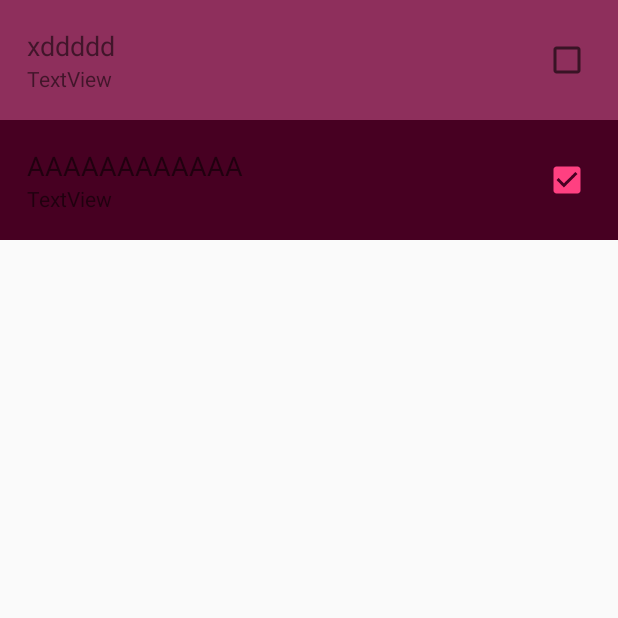
After one commit to monarezio/brno_hackathon, an Android app: the TrashesActivity screen opened directly, with no data from a screen before it, on a phone screen of 412 x 824 dp, the top half of it. The commit adds this screen. Run offline under Robolectric (Android 15) with nearby library versions, the phone set to English and light mode, and no system bars; our stand-ins replace ButterKnife; 1 statement that could not run was skipped.

Commit message:
List of trashbins

```diff
--- a/android/app/build.gradle
+++ b/android/app/build.gradle
@@ -33,7 +33,7 @@ dependencies {
         exclude group: 'com.android.support', module: 'support-annotations'
     })
 
-
+    compile 'com.android.support:recyclerview-v7:25.3.1'
     compile 'com.android.support:appcompat-v7:25.3.1'
     compile 'com.android.support.constraint:constraint-layout:1.0.2'
     compile 'info.android15.nucleus:nucleus:4.0.0'
--- /dev/null
+++ b/android/app/src/main/java/cz/guided/smarttrash/domain/Trash.java
@@ -0,0 +1,26 @@
+package cz.guided.smarttrash.domain;
+
+public class Trash {
+
+    private String mac;
+    private int percentage;
+    private boolean finished;
+
+    public Trash(String mac, int percentage, boolean finished) {
+        this.mac = mac;
+        this.percentage = percentage;
+        this.finished = finished;
+    }
+
+    public String getMac() {
+        return mac;
+    }
+
+    public int getPercentage() {
+        return percentage;
+    }
+
+    public boolean isFinished() {
+        return finished;
+    }
+}
--- a/android/app/src/main/java/cz/guided/smarttrash/presentation/MainPresenter.java
+++ /dev/null
@@ -1,12 +0,0 @@
-package cz.guided.smarttrash.presentation;
-
-import android.os.Bundle;
-
-public class MainPresenter extends Presenter<MainView> {
-
-    @Override
-    protected void onCreate(Bundle savedState) {
-        super.onCreate(savedState);
-    }
-
-}
--- a/android/app/src/main/java/cz/guided/smarttrash/presentation/MainView.java
+++ /dev/null
@@ -1,5 +0,0 @@
-package cz.guided.smarttrash.presentation;
-
-interface MainView {
-    void login(String email, String pass);
-}
--- a/android/app/src/main/java/cz/guided/smarttrash/presentation/MainActivity.java
+++ b/android/app/src/main/java/cz/guided/smarttrash/presentation/main/MainActivity.java
@@ -1,24 +1,21 @@
-package cz.guided.smarttrash.presentation;
+package cz.guided.smarttrash.presentation.main;
 
-import android.support.annotation.NonNull;
-import android.support.v7.app.AppCompatActivity;
+import android.content.Intent;
 import android.os.Bundle;
 import android.util.Log;
-import android.widget.Button;
 import android.widget.EditText;
-import android.widget.TextView;
 import android.widget.Toast;
 
-import com.google.android.gms.tasks.OnCompleteListener;
-import com.google.android.gms.tasks.Task;
-import com.google.firebase.auth.AuthResult;
 import com.google.firebase.auth.FirebaseAuth;
 import com.google.firebase.auth.FirebaseUser;
+
+import java.sql.SQLOutput;
 
 import butterknife.BindView;
 import butterknife.ButterKnife;
 import butterknife.OnClick;
 import cz.guided.smarttrash.R;
+import cz.guided.smarttrash.presentation.thrashes.TrashesActivity;
 import nucleus.factory.RequiresPresenter;
 import nucleus.view.NucleusActivity;
 
@@ -40,9 +37,12 @@ public class MainActivity extends NucleusActivity<MainPresenter> implements Main
     protected void onCreate(Bundle savedInstanceState) {
         super.onCreate(savedInstanceState);
         setContentView(R.layout.activity_main);
+
         ButterKnife.bind(this);
         mAuth = FirebaseAuth.getInstance();
-        mAuthListener = firebaseAuth -> {
+        mAuthListener = firebaseAuth ->
+
+        {
             FirebaseUser user = firebaseAuth.getCurrentUser();
             if (user != null) {
                 // User is signed in
@@ -74,8 +74,7 @@ public class MainActivity extends NucleusActivity<MainPresenter> implements Main
         login(emailText.getText().toString(), pwdText.getText().toString());
     }
 
-    @Override
-    public void login(String email, String password) {
+    private void login(String email, String password) {
         mAuth.signInWithEmailAndPassword(email, password)
                 .addOnCompleteListener(this, task -> {
                     Log.d(TAG, "signInWithEmail:onComplete:" + task.isSuccessful());
@@ -88,8 +87,16 @@ public class MainActivity extends NucleusActivity<MainPresenter> implements Main
                         Toast.makeText(MainActivity.this, R.string.auth_failed,
                                 Toast.LENGTH_SHORT).show();
                     }
-
+                    else if(task.isSuccessful()){
+                        getPresenter().showThrashes();
+                    }
                     // ...
                 });
     }
+
+    @Override
+    public void goToTrashes() {
+        Intent intent = new Intent(this, TrashesActivity.class);
+        startActivity(intent);
+    }
 }
--- /dev/null
+++ b/android/app/src/main/java/cz/guided/smarttrash/presentation/main/MainPresenter.java
@@ -0,0 +1,19 @@
+package cz.guided.smarttrash.presentation.main;
+
+import android.os.Bundle;
+
+import cz.guided.smarttrash.presentation.Presenter;
+
+public class MainPresenter extends Presenter<MainView> {
+
+    @Override
+    protected void onCreate(Bundle savedState) {
+        super.onCreate(savedState);
+    }
+
+    public void showThrashes() {
+        viewIfExists().subscribe(view -> {
+            view.goToTrashes();
+        });
+    }
+}
--- /dev/null
+++ b/android/app/src/main/java/cz/guided/smarttrash/presentation/main/MainView.java
@@ -0,0 +1,5 @@
+package cz.guided.smarttrash.presentation.main;
+
+interface MainView {
+    void goToTrashes();
+}
--- /dev/null
+++ b/android/app/src/main/java/cz/guided/smarttrash/presentation/thrashes/Adapter.java
@@ -0,0 +1,83 @@
+package cz.guided.smarttrash.presentation.thrashes;
+
+import android.content.Context;
+import android.support.v7.widget.RecyclerView;
+import android.view.LayoutInflater;
+import android.view.View;
+import android.view.ViewGroup;
+import android.widget.CheckBox;
+import android.widget.TextView;
+
+import java.util.List;
+
+import cz.guided.smarttrash.R;
+import cz.guided.smarttrash.domain.Trash;
+
+
+public class Adapter extends RecyclerView.Adapter<Adapter.ViewHolder> {
+    private List<Trash> trashes;
+    private RecyclerViewListener mListener = null;
+    private int color1;
+    private int color2;
+
+    // Provide a reference to the views for each data item
+    // Complex data items may need more than one view per item, and
+    // you provide access to all the views for a data item in a view holder
+    public static class ViewHolder extends RecyclerView.ViewHolder {
+        // each data item is just a string in this case
+        public TextView title;
+        public TextView desc;
+        public CheckBox finished_checkbox;
+
+        public ViewHolder(View v) {
+            super(v);
+            desc = (TextView) itemView.findViewById(R.id.desc);
+            title = (TextView) itemView.findViewById(R.id.title);
+            finished_checkbox = (CheckBox) itemView.findViewById(R.id.checkBox_finished);
+        }
+    }
+
+    // Provide a suitable constructor (depends on the kind of dataset)
+    public Adapter(List<Trash> trashesDataset, Context context) {
+        trashes = trashesDataset;
+        color1 = context.getResources().getColor(R.color.colorPrimary);
+        color2 = context.getResources().getColor(R.color.colorPrimaryDark);
+    }
+
+    // Create new views (invoked by the layout manager)
+    @Override
+    public Adapter.ViewHolder onCreateViewHolder(ViewGroup parent, int viewType) {
+        // create a new view
+        View itemView = LayoutInflater.from(parent.getContext())
+                .inflate(R.layout.list_item, parent, false);
+        // set the view's size, margins, paddings and layout parameters
+
+        return new ViewHolder(itemView);
+    }
+
+    // Replace the contents of a view (invoked by the layout manager)
+    @Override
+    public void onBindViewHolder(ViewHolder holder, int position) {
+        // - get element from your dataset at this position
+        // - replace the contents of the view with that element
+        holder.itemView.setBackgroundColor(position % 2 == 0 ? color1 : color2);
+        holder.title.setText(trashes.get(position).getMac());
+        holder.desc.setText(trashes.get(position).getPercentage());
+        holder.finished_checkbox.setChecked(trashes.get(position).isFinished());
+        holder.itemView.setOnClickListener(v -> {
+            if (mListener != null) {
+                mListener.OnClickListener(position);
+            }
+        });
+    }
+
+    // Return the size of your dataset (invoked by the layout manager)
+    @Override
+    public int getItemCount() {
+        return trashes.size();
+    }
+
+    public void setOnClickListener(RecyclerViewListener listener) {
+        this.mListener = listener;
+    }
+}
--- /dev/null
+++ b/android/app/src/main/java/cz/guided/smarttrash/presentation/thrashes/RecyclerViewListener.java
@@ -0,0 +1,5 @@
+package cz.guided.smarttrash.presentation.thrashes;
+
+public interface RecyclerViewListener {
+    public void OnClickListener(int pos);
+}
--- /dev/null
+++ b/android/app/src/main/java/cz/guided/smarttrash/presentation/thrashes/TrashesActivity.java
@@ -0,0 +1,47 @@
+package cz.guided.smarttrash.presentation.thrashes;
+
+import android.app.Activity;
+import android.os.Bundle;
+import android.support.v7.widget.LinearLayoutManager;
+import android.support.v7.widget.RecyclerView;
+import android.widget.EditText;
+
+import java.util.ArrayList;
+import java.util.List;
+
+import butterknife.BindView;
+import butterknife.ButterKnife;
+import cz.guided.smarttrash.R;
+import cz.guided.smarttrash.domain.Trash;
+
+public class TrashesActivity extends Activity {
+
+    private RecyclerView mRecyclerView;
+    private RecyclerView.Adapter mAdapter;
+    private RecyclerView.LayoutManager mLayoutManager;
+
+    @Override
+    protected void onCreate(Bundle savedInstanceState) {
+        super.onCreate(savedInstanceState);
+        setContentView(R.layout.activity_trashes);
+        ButterKnife.bind(this);
+        mRecyclerView = (RecyclerView) findViewById(R.id.trashes_list);
+
+        // use this setting to improve performance if you know that changes
+        // in content do not change the layout size of the RecyclerView
+        mRecyclerView.setHasFixedSize(true);
+
+        // use a linear layout manager
+        mLayoutManager = new LinearLayoutManager(this);
+        mRecyclerView.setLayoutManager(mLayoutManager);
+
+        // specify an adapter (see also next example)
+        List<Trash> trashList = new ArrayList<>();
+        Trash trash = new Trash("xddddd", 60, false);
+        Trash trash1 = new Trash("AAAAAAAAAAAA", 0, true);
+        trashList.add(trash);
+        trashList.add(trash1);
+        mAdapter = new Adapter(trashList, this);
+        mRecyclerView.setAdapter(mAdapter);
+    }
+}
--- a/android/app/src/main/res/layout/activity_main.xml
+++ b/android/app/src/main/res/layout/activity_main.xml
@@ -4,7 +4,7 @@
     xmlns:tools="http://schemas.android.com/tools"
     android:layout_width="match_parent"
     android:layout_height="match_parent"
-    tools:context="cz.guided.smarttrash.presentation.MainActivity">
+    tools:context="cz.guided.smarttrash.presentation.main.MainActivity">
 
     <EditText
         android:id="@+id/email"
--- /dev/null
+++ b/android/app/src/main/res/layout/activity_trashes.xml
@@ -0,0 +1,19 @@
+<?xml version="1.0" encoding="utf-8"?>
+<android.support.constraint.ConstraintLayout xmlns:android="http://schemas.android.com/apk/res/android"
+    xmlns:app="http://schemas.android.com/apk/res-auto"
+    xmlns:tools="http://schemas.android.com/tools"
+    android:layout_width="match_parent"
+    android:layout_height="match_parent"
+    tools:context="cz.guided.smarttrash.presentation.thrashes.TrashesActivity">
+
+    <android.support.v7.widget.RecyclerView
+        android:id="@+id/trashes_list"
+        android:layout_width="match_parent"
+        android:layout_height="wrap_content"
+        android:layout_alignParentLeft="true"
+        android:layout_alignParentStart="true"
+        android:layout_alignParentTop="true"
+        android:layout_gravity="center"
+        android:scrollbars="vertical" />
+
+</android.support.constraint.ConstraintLayout>
--- /dev/null
+++ b/android/app/src/main/res/layout/list_item.xml
@@ -0,0 +1,41 @@
+<?xml version="1.0" encoding="utf-8"?>
+<RelativeLayout xmlns:android="http://schemas.android.com/apk/res/android"
+    android:id="@+id/list_item"
+    android:layout_width="match_parent"
+    android:layout_height="wrap_content">
+
+    <TextView
+        android:id="@+id/title"
+        android:layout_width="wrap_content"
+        android:layout_height="wrap_content"
+        android:layout_alignParentLeft="true"
+        android:layout_alignParentStart="true"
+        android:layout_alignParentTop="true"
+        android:layout_marginLeft="18dp"
+        android:paddingTop="18dp"
+        android:text="TextView"
+        android:textSize="18dp" />
+
+    <TextView
+        android:id="@+id/desc"
+        android:layout_width="wrap_content"
+        android:layout_height="wrap_content"
+        android:layout_alignParentLeft="true"
+        android:layout_alignParentStart="true"
+        android:layout_below="@+id/title"
+        android:layout_marginLeft="18dp"
+        android:paddingBottom="18dp"
+        android:text="TextView" />
+
+    <CheckBox
+        android:id="@+id/checkBox_finished"
+        android:layout_width="wrap_content"
+        android:layout_height="wrap_content"
+        android:layout_alignParentEnd="true"
+        android:layout_alignParentRight="true"
+        android:layout_centerVertical="true"
+        android:layout_marginEnd="18dp"
+        android:layout_marginRight="18dp"
+        android:clickable="false" />
+
+</RelativeLayout>
```
Also changed, not shown: android/app/src/main/AndroidManifest.xml (+8 -1 lines).
